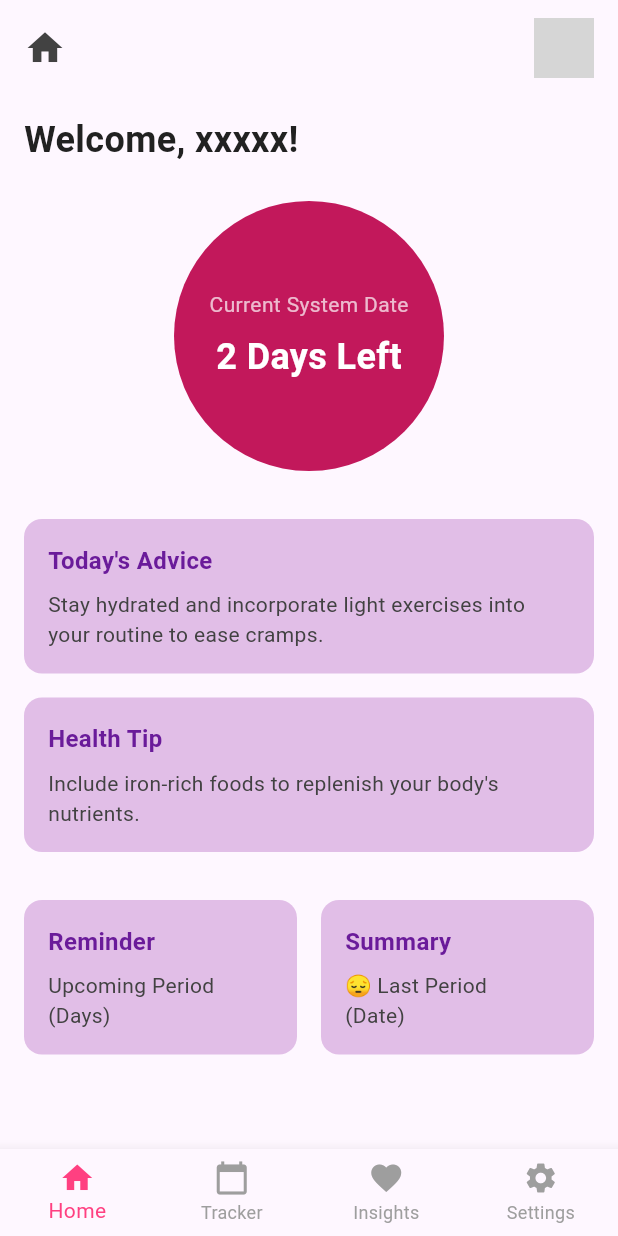
After one commit to shuyii88/PeriodTime, a Flutter app: the MainNav screen opened by its route, on a phone screen of 412 x 824 dp. The commit adds this screen. Run offline on Flutter 3.47's test engine with Material 3 defaults, Android fonts, the phone set to English and light mode, and no system bars; our stand-ins replace cloud_firestore, firebase_auth, firebase_core, firebase_storage, image_picker; accounts and stored records are empty; network calls fail; grey boxes are pictures that could not be loaded.

Commit message:
Added mainNav (comprises of the bottom Nav Bar) still working on repository

```diff
--- a/lib/login_page.dart
+++ b/lib/login_page.dart
@@ -33,7 +33,7 @@ class _LoginPageState extends State<LoginPage> {
       setState(() {
         _backgroundColor = Colors.pink[100]!;
       });
-      Navigator.pushReplacementNamed(context, '/setting');
+      Navigator.pushReplacementNamed(context, '/mainNav');
     } catch (e) {
       setState(() {
         _backgroundColor = Colors.red[100]!;
--- a/lib/main.dart
+++ b/lib/main.dart
@@ -1,4 +1,5 @@
 import 'package:flutter/material.dart';
+import 'mainNav.dart';
 import 'start_page.dart';
 import 'register_page.dart';
 import 'login_page.dart';
@@ -32,6 +33,7 @@ class PeriodTimeApp extends StatelessWidget {
         '/login': (context) => LoginPage(),
         '/completeProfile': (context) => CompleteProfilePage(),
         '/setting': (context) => SettingPage(),
+        '/mainNav': (context) => MainNav(),
       },
     );
   }
--- /dev/null
+++ b/lib/mainNav.dart
@@ -0,0 +1,203 @@
+import 'package:flutter/material.dart';
+import 'setting_page.dart';
+
+class MainNav extends StatefulWidget {
+  @override
+  _MainNavState createState() => _MainNavState();
+}
+
+class _MainNavState extends State<MainNav> {
+  int _currentIndex = 0;
+
+  final List<Widget> _pages = [
+    HomeScreen(),
+    Center(child: Text('Tracker')),
+    Center(child: Text('Insights')),
+    SettingPage()
+  ];
+
+  @override
+  Widget build(BuildContext context) {
+    return Scaffold(
+      body: _pages[_currentIndex],
+      bottomNavigationBar: BottomNavigationBar(
+        currentIndex: _currentIndex,
+        selectedItemColor: Colors.pinkAccent,
+        unselectedItemColor: Colors.grey,
+        showUnselectedLabels: true,
+        type: BottomNavigationBarType.fixed,
+        items: [
+          BottomNavigationBarItem(icon: Icon(Icons.home), label: 'Home'),
+          BottomNavigationBarItem(icon: Icon(Icons.calendar_today), label: 'Tracker'),
+          BottomNavigationBarItem(icon: Icon(Icons.favorite), label: 'Insights'),
+          BottomNavigationBarItem(icon: Icon(Icons.settings), label: 'Settings'),
+        ],
+        onTap: (i) => setState(() => _currentIndex = i),
+      ),
+    );
+  }
+}
+
+class HomeScreen extends StatelessWidget {
+  // Replace with your logic
+  final String userName = 'xxxxx';
+  final String avatarUrl = 'https://via.placeholder.com/150';
+
+  @override
+  Widget build(BuildContext context) {
+    return SafeArea(
+      child: Padding(
+        padding: const EdgeInsets.symmetric(horizontal: 16, vertical: 12),
+        child: SingleChildScrollView(
+          child: Column(
+            crossAxisAlignment: CrossAxisAlignment.start,
+            children: [
+              // ─── Header with Home Icon & Avatar ───────────────────────────
+              Row(
+                mainAxisAlignment: MainAxisAlignment.spaceBetween,
+                children: [
+                  Icon(Icons.home, size: 28, color: Colors.grey[800]),
+                  CircleAvatar(
+                    radius: 20,
+                    backgroundImage: NetworkImage(avatarUrl),
+                  ),
+                ],
+              ),
+
+              SizedBox(height: 24),
+
+              // ─── Welcome Text ─────────────────────────────────────────────
+              Text(
+                'Welcome, $userName!',
+                style: TextStyle(
+                  fontSize: 24,
+                  fontWeight: FontWeight.bold,
+                  color: Colors.grey[900],
+                ),
+              ),
+
+              SizedBox(height: 24),
+
+              // ─── Days Left Circle ────────────────────────────────────────
+              Center(
+                child: Container(
+                  width: 180,
+                  height: 180,
+                  decoration: BoxDecoration(
+                    color: Colors.pink[700],
+                    shape: BoxShape.circle,
+                  ),
+                  child: Column(
+                    mainAxisAlignment: MainAxisAlignment.center,
+                    children: [
+                      Text(
+                        'Current System Date',
+                        style: TextStyle(
+                          color: Colors.white70,
+                          fontSize: 14,
+                        ),
+                      ),
+                      SizedBox(height: 8),
+                      Text(
+                        '2 Days Left',
+                        style: TextStyle(
+                          color: Colors.white,
+                          fontSize: 24,
+                          fontWeight: FontWeight.bold,
+                        ),
+                      ),
+                    ],
+                  ),
+                ),
+              ),
+
+              SizedBox(height: 32),
+
+              // ─── Advice & Tips Cards ─────────────────────────────────────
+              InfoCard(
+                title: "Today's Advice",
+                content:
+                'Stay hydrated and incorporate light exercises into your routine to ease cramps.',
+              ),
+              SizedBox(height: 16),
+              InfoCard(
+                title: 'Health Tip',
+                content: "Include iron-rich foods to replenish your body's nutrients.",
+              ),
+
+              SizedBox(height: 32),
+
+              // ─── Reminder & Summary Row ──────────────────────────────────
+              Row(
+                children: [
+                  Expanded(
+                    child: InfoCard(
+                      title: 'Reminder',
+                      content: 'Upcoming Period\n(Days)',
+                      minHeight: 100,
+                    ),
+                  ),
+                  SizedBox(width: 16),
+                  Expanded(
+                    child: InfoCard(
+                      title: 'Summary',
+                      // replace with an icon if you like
+                      content: '😔 Last Period\n(Date)',
+                      minHeight: 100,
+                    ),
+                  ),
+                ],
+              ),
+
+              SizedBox(height: 24),
+            ],
+          ),
+        ),
+      ),
+    );
+  }
+}
+
+class InfoCard extends StatelessWidget {
+  final String title;
+  final String content;
+  final double minHeight;
+
+  const InfoCard({
+    Key? key,
+    required this.title,
+    required this.content,
+    this.minHeight = 80,
+  }) : super(key: key);
+
+  @override
+  Widget build(BuildContext context) {
+    return Container(
+      constraints: BoxConstraints(minHeight: minHeight),
+      width: double.infinity,
+      padding: EdgeInsets.all(16),
+      decoration: BoxDecoration(
+        color: Colors.purple[100],
+        borderRadius: BorderRadius.circular(12),
+      ),
+      child: Column(
+        crossAxisAlignment: CrossAxisAlignment.start,
+        children: [
+          Text(
+            title,
+            style: TextStyle(
+              color: Colors.purple[800],
+              fontWeight: FontWeight.w600,
+              fontSize: 16,
+            ),
+          ),
+          SizedBox(height: 8),
+          Text(
+            content,
+            style: TextStyle(fontSize: 14, color: Colors.grey[800]),
+          ),
+        ],
+      ),
+    );
+  }
+}
--- /dev/null
+++ b/lib/profile_repository.dart
@@ -0,0 +1,57 @@
+import 'dart:io';
+import 'package:cloud_firestore/cloud_firestore.dart';
+import 'package:firebase_auth/firebase_auth.dart';
+import 'package:firebase_storage/firebase_storage.dart';
+import 'package:flutter/material.dart';
+
+class ProfileRepository {
+  final TextEditingController usernameController = TextEditingController();
+  final TextEditingController phoneController = TextEditingController();
+  final TextEditingController emailController = TextEditingController();
+
+  String? gender;
+  DateTime? dob;
+  String? imagePath;
+  File? newImageFile;
+
+  /// Loads the current user’s profile data from Firestore.
+  Future<void> loadUserData() async {
+    final uid = FirebaseAuth.instance.currentUser?.uid;
+    if (uid == null) return;
+
+    final doc = await FirebaseFirestore.instance.collection('User').doc(uid).get();
+
+    if (doc.exists) {
+      final data = doc.data()!;
+      usernameController.text = data['username'] ?? '';
+      phoneController.text = data['phone'] ?? '';
+      emailController.text = data['email'] ?? '';
+      gender = data['gender'] ?? '';
+      dob = DateTime.tryParse(data['dob'] ?? '');
+      imagePath = data['imagePath'];
+
+    }
+  }
+
+  /// Saves the profile. If [newImageFile] is non-null, uploads it and sets `imagePath` to its URL.
+  Future<void> saveProfile({
+    required String username,
+    required String phone,
+    required String email,
+    String? gender,
+    DateTime? dob,
+    String? existingImagePath,
+    File? newImageFile,
+  }) async {
+    final uid = FirebaseAuth.instance.currentUser?.uid;
+    if (uid == null) return;
+
+    await FirebaseFirestore.instance.collection('User').doc(uid).update({
+      'username': usernameController.text.trim(),
+      'phone': phoneController.text.trim(),
+      'gender': gender,
+      'dob': dob?.toIso8601String(),
+      if (newImageFile != null) 'imagePath': newImageFile.path,
+    });
+  }
+}
```
Also changed, not shown: pubspec.lock.
